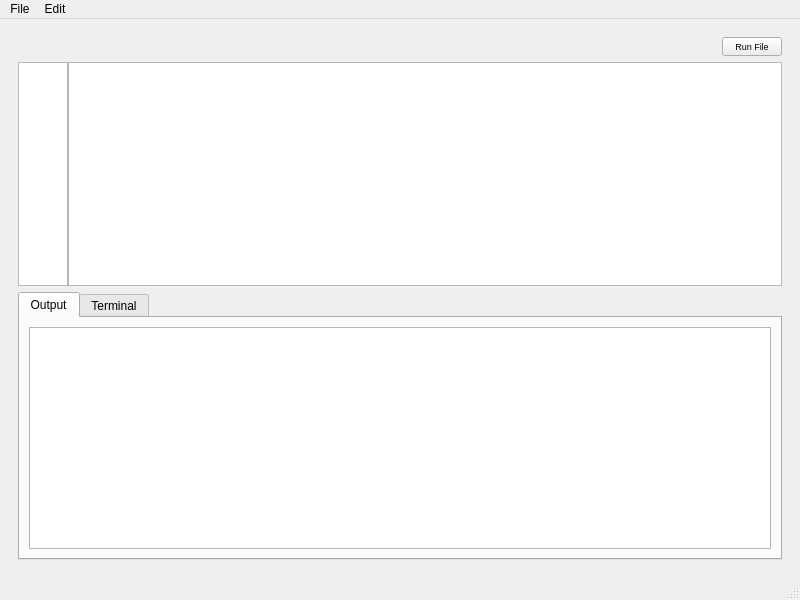
This is mainwindow.ui in MuradWafik/notepad as Qt 5 draws it before an edit. The edited form follows.
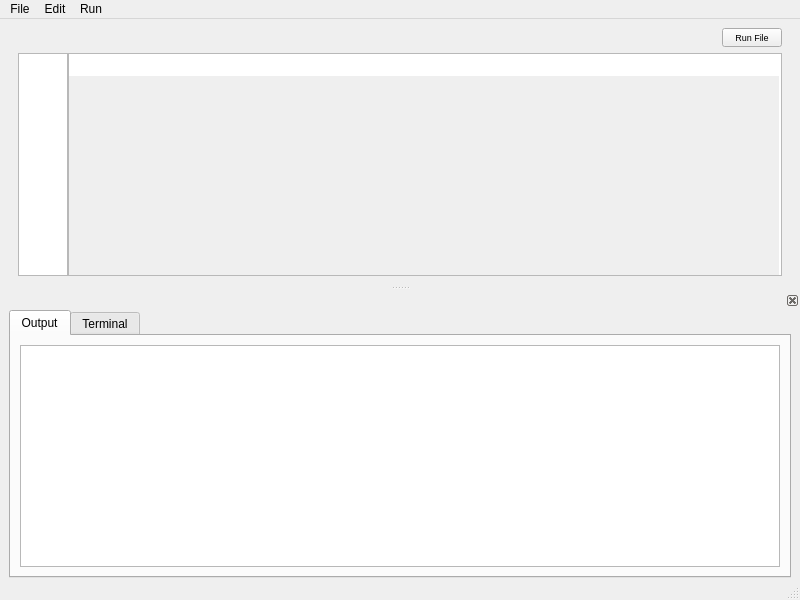
This is the edited form.

Commit message: different command processes for terminal and output tabs that are now dock widgets and can be minimized, output shows python output, but doesnt work for inputs yet

Diff of the .ui file:
```diff
--- a/mainwindow.ui
+++ b/mainwindow.ui
@@ -48,11 +48,17 @@
         </sizepolicy>
        </property>
        <layout class="QHBoxLayout" name="horizontalLayout_4">
+        <property name="topMargin">
+         <number>0</number>
+        </property>
+        <property name="bottomMargin">
+         <number>0</number>
+        </property>
         <item>
          <layout class="QVBoxLayout" name="verticalLayout_3">
           <item>
-           <layout class="QGridLayout" name="gridLayout">
-            <item row="0" column="0" alignment="Qt::AlignRight">
+           <layout class="QVBoxLayout" name="verticalLayout_7">
+            <item alignment="Qt::AlignRight">
              <widget class="QPushButton" name="pushButton">
               <property name="sizePolicy">
                <sizepolicy hsizetype="Fixed" vsizetype="Fixed">
@@ -155,6 +161,12 @@
               <property name="plainText">
                <string/>
               </property>
+              <property name="backgroundVisible">
+               <bool>true</bool>
+              </property>
+              <property name="centerOnScroll">
+               <bool>false</bool>
+              </property>
               <property name="placeholderText">
                <string/>
               </property>
@@ -162,51 +174,6 @@
             </item>
            </layout>
           </item>
-          <item>
-           <layout class="QVBoxLayout" name="verticalLayout_4">
-            <item>
-             <widget class="QTabWidget" name="tabWidget">
-              <property name="currentIndex">
-               <number>0</number>
-              </property>
-              <widget class="QWidget" name="outputTab">
-               <attribute name="title">
-                <string>Output</string>
-               </attribute>
-               <layout class="QVBoxLayout" name="verticalLayout_6">
-                <item>
-                 <widget class="QPlainTextEdit" name="outputText"/>
-                </item>
-               </layout>
-              </widget>
-              <widget class="QWidget" name="terminalTab">
-               <attribute name="title">
-                <string>Terminal</string>
-               </attribute>
-               <layout class="QVBoxLayout" name="verticalLayout_5">
-                <item>
-                 <widget class="QPlainTextEdit" name="terminalBox">
-                  <property name="readOnly">
-                   <bool>true</bool>
-                  </property>
-                  <property name="plainText">
-                   <string/>
-                  </property>
-                 </widget>
-                </item>
-                <item>
-                 <widget class="QLineEdit" name="inputTerminalCommand">
-                  <property name="text">
-                   <string/>
-                  </property>
-                 </widget>
-                </item>
-               </layout>
-              </widget>
-             </widget>
-            </item>
-           </layout>
-          </item>
          </layout>
         </item>
        </layout>
@@ -241,10 +208,88 @@
     <addaction name="actionRedo"/>
     <addaction name="actionSelect_All"/>
    </widget>
+   <widget class="QMenu" name="menuRun">
+    <property name="title">
+     <string>Run</string>
+    </property>
+    <addaction name="actionRun_Python_File"/>
+   </widget>
    <addaction name="menuFile"/>
    <addaction name="menuEdit"/>
+   <addaction name="menuRun"/>
   </widget>
   <widget class="QStatusBar" name="statusbar"/>
+  <widget class="QDockWidget" name="dockWidget_2">
+   <property name="baseSize">
+    <size>
+     <width>157</width>
+     <height>257</height>
+    </size>
+   </property>
+   <property name="features">
+    <set>QDockWidget::DockWidgetClosable</set>
+   </property>
+   <attribute name="dockWidgetArea">
+    <number>8</number>
+   </attribute>
+   <widget class="QWidget" name="dockWidgetContents_2">
+    <layout class="QVBoxLayout" name="verticalLayout_4">
+     <property name="topMargin">
+      <number>0</number>
+     </property>
+     <property name="bottomMargin">
+      <number>0</number>
+     </property>
+     <item>
+      <widget class="QTabWidget" name="tabWidget">
+       <property name="currentIndex">
+        <number>0</number>
+       </property>
+       <widget class="QWidget" name="outputTab">
+        <attribute name="title">
+         <string>Output</string>
+        </attribute>
+        <layout class="QVBoxLayout" name="verticalLayout_6">
+         <item>
+          <widget class="QPlainTextEdit" name="outputText">
+           <property name="font">
+            <font>
+             <pointsize>11</pointsize>
+            </font>
+           </property>
+          </widget>
+         </item>
+        </layout>
+       </widget>
+       <widget class="QWidget" name="terminalTab">
+        <attribute name="title">
+         <string>Terminal</string>
+        </attribute>
+        <layout class="QVBoxLayout" name="verticalLayout_5">
+         <item>
+          <widget class="QPlainTextEdit" name="terminalBox">
+           <property name="readOnly">
+            <bool>true</bool>
+           </property>
+           <property name="plainText">
+            <string/>
+           </property>
+          </widget>
+         </item>
+         <item>
+          <widget class="QLineEdit" name="inputTerminalCommand">
+           <property name="text">
+            <string/>
+           </property>
+          </widget>
+         </item>
+        </layout>
+       </widget>
+      </widget>
+     </item>
+    </layout>
+   </widget>
+  </widget>
   <action name="actionOpen_File">
    <property name="text">
     <string>Open File</string>
```
Left out of the diff: 14 changed lines with no effect on the pictures. The commit also changes 7 other files.
